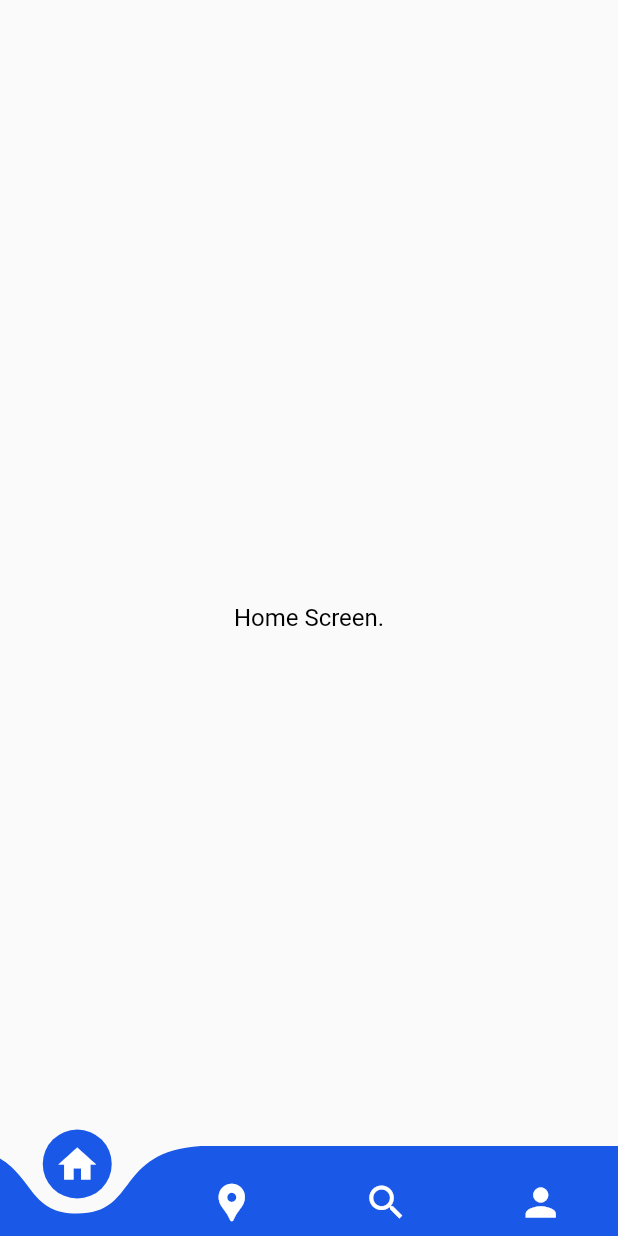
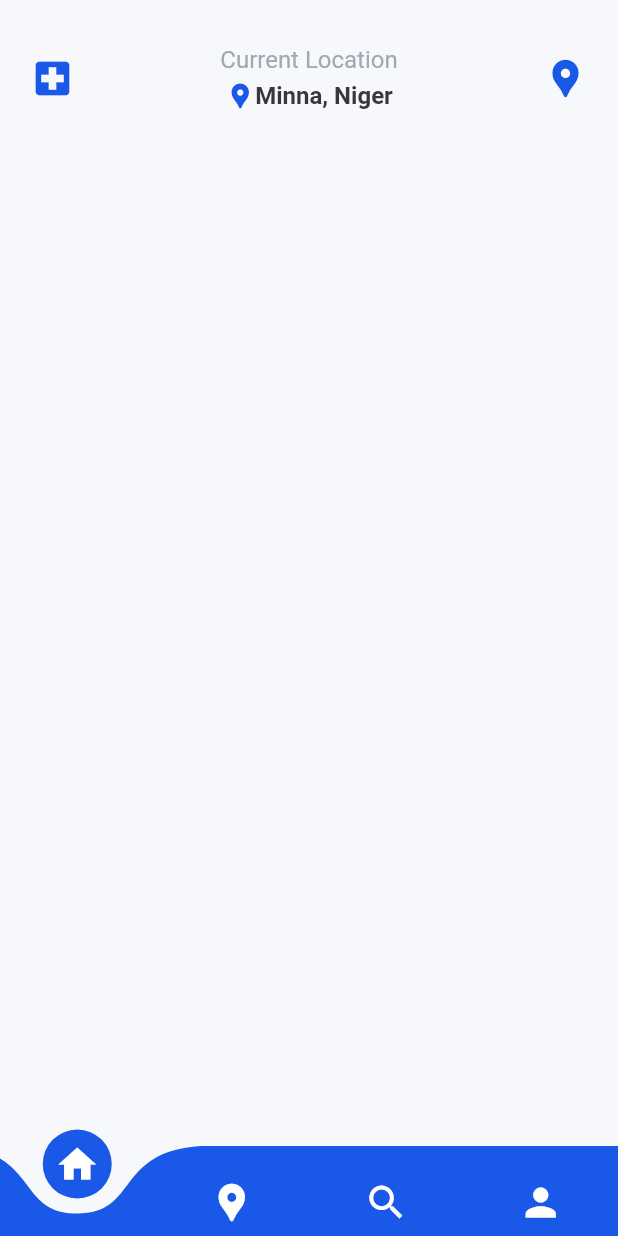
Before and after one commit to tjava/closest_hospital, a Flutter app: the screen it shows after launch, on a phone screen of 412 x 824 dp. Run offline on Flutter 3.47's test engine with Material 2 defaults, Android fonts, the phone set to English and light mode, and no system bars; drawn by our look-alikes of curved_navigation_bar; our stand-ins replace flutter_svg, get.

Commit message:
refactor the route

```diff
--- a/lib/controllers/navigation_controller.dart
+++ b/lib/controllers/navigation_controller.dart
@@ -1,21 +1,10 @@
 import 'package:get/get.dart';
 
 class NavigationController extends GetxController {
-  RxInt _indexScreen = 0.obs;
+  final RxInt _indexScreen = 0.obs;
   RxInt get indexScreen => _indexScreen;
 
-  Future changeScreen(screen) async {
-    switch (screen) {
-      case 0:
-        return await Get.toNamed('/');
-      case 1:
-        return await Get.toNamed('/closestHospital');
-      case 2:
-        return await Get.toNamed('/stateHospital');
-      case 3:
-        return await Get.toNamed('/aboutUs');
-      default:
-        return await Get.toNamed('/');
-    }
+  void changeScreen(screen) {
+    _indexScreen.value = screen;
   }
 }
--- /dev/null
+++ b/lib/layout.dart
@@ -0,0 +1,31 @@
+import 'package:closest_hospital/controllers/navigation_controller.dart';
+import 'package:closest_hospital/screens/about_us_screen.dart';
+import 'package:closest_hospital/screens/closest_hospitals_screen.dart';
+import 'package:closest_hospital/screens/home_screen.dart';
+import 'package:closest_hospital/screens/state_hospitals_screen.dart';
+import 'package:closest_hospital/widget/navigation_bar.dart';
+import 'package:flutter/material.dart';
+import 'package:get/get.dart';
+
+class Layout extends StatelessWidget {
+  // const Layout({ Key? key }) : super(key: key);
+
+  final Screens = <Widget>[
+    const HomeScreen(),
+    const ClosestHospitalSceen(),
+    const StateHospitalsScreen(),
+    const AboutUsScreen()
+  ];
+
+  @override
+  Widget build(BuildContext context) {
+    NavigationController navigationController = Get.find();
+    return Obx(
+      () => Scaffold(
+        extendBody: true,
+        body: Screens[navigationController.indexScreen.value],
+        bottomNavigationBar: const NavigationBar(),
+      ),
+    );
+  }
+}
--- a/lib/main.dart
+++ b/lib/main.dart
@@ -1,8 +1,6 @@
 import 'package:closest_hospital/constants/init_dependencies.dart';
-import 'package:closest_hospital/screens/about_us_screen.dart';
-import 'package:closest_hospital/screens/closest_hospitals_screen.dart';
-import 'package:closest_hospital/screens/home_screen.dart';
-import 'package:closest_hospital/screens/state_hospitals_screen.dart';
+import 'package:closest_hospital/layout.dart';
+import 'package:closest_hospital/screens/single_hospital_screen.dart';
 import 'package:flutter/material.dart';
 import 'package:get/get.dart';
 
@@ -24,14 +22,10 @@ class MyApp extends StatelessWidget {
       ),
       initialRoute: '/',
       getPages: [
-        GetPage(name: '/', page: () => const HomeScreen()),
+        GetPage(name: '/', page: () => Layout()),
         GetPage(
-            name: '/closestHospital', page: () => const ClosestHospitalSceen()),
-        GetPage(
-            name: '/stateHospital', page: () => const StateHospitalsScreen()),
-        GetPage(name: '/aboutUs', page: () => const AboutUsScreen()),
+            name: '/singleHospital', page: () => const SingleHospitalScreen()),
       ],
-      // home: const HomeScreen(),
     );
   }
 }
--- a/lib/screens/about_us_screen.dart
+++ b/lib/screens/about_us_screen.dart
@@ -1,6 +1,5 @@
 import 'package:closest_hospital/constants/colors.dart';
 import 'package:closest_hospital/widget/custom_text.dart';
-import 'package:closest_hospital/widget/navigation_bar.dart';
 import 'package:flutter/material.dart';
 
 class AboutUsScreen extends StatelessWidget {
@@ -14,7 +13,6 @@ class AboutUsScreen extends StatelessWidget {
           child: CustomText(text: "About Us Screen."),
         ),
       ),
-      bottomNavigationBar: NavigationBar(),
     );
   }
 }
--- a/lib/screens/closest_hospitals_screen.dart
+++ b/lib/screens/closest_hospitals_screen.dart
@@ -1,6 +1,5 @@
 import 'package:closest_hospital/constants/colors.dart';
 import 'package:closest_hospital/widget/custom_text.dart';
-import 'package:closest_hospital/widget/navigation_bar.dart';
 import 'package:flutter/material.dart';
 
 class ClosestHospitalSceen extends StatelessWidget {
@@ -14,7 +13,6 @@ class ClosestHospitalSceen extends StatelessWidget {
           child: CustomText(text: "Closest Hospital Screen."),
         ),
       ),
-      bottomNavigationBar: NavigationBar(),
     );
   }
 }
--- a/lib/screens/home_screen.dart
+++ b/lib/screens/home_screen.dart
@@ -1,6 +1,5 @@
 import 'package:closest_hospital/constants/colors.dart';
 import 'package:closest_hospital/controllers/navigation_controller.dart';
-import 'package:closest_hospital/widget/navigation_bar.dart';
 import 'package:closest_hospital/widget/custom_text.dart';
 import 'package:flutter/material.dart';
 import 'package:get/get.dart';
@@ -12,13 +11,58 @@ class HomeScreen extends StatelessWidget {
   Widget build(BuildContext context) {
     NavigationController navigationController = Get.find();
     return Scaffold(
-      extendBody: true,
-      body: Container(
-        child: const Center(
-          child: CustomText(text: "Home Screen."),
-        ),
+      backgroundColor: light,
+      body: ListView(
+        children: [
+          Padding(
+            padding:
+                const EdgeInsets.symmetric(horizontal: 20.0, vertical: 30.0),
+            child: Row(
+              mainAxisAlignment: MainAxisAlignment.spaceBetween,
+              children: [
+                Icon(
+                  Icons.local_hospital,
+                  size: 30,
+                  color: blue,
+                ),
+                Column(
+                  children: [
+                    CustomText(
+                      text: 'Current Location',
+                      size: 16,
+                      color: lightGrey,
+                    ),
+                    SizedBox(height: 5),
+                    Row(
+                      children: [
+                        Icon(
+                          Icons.location_pin,
+                          size: 20,
+                          color: blue,
+                        ),
+                        CustomText(
+                          text: 'Minna, Niger',
+                          size: 16,
+                          color: dark,
+                          weight: FontWeight.bold,
+                        ),
+                      ],
+                    )
+                  ],
+                ),
+                Icon(
+                  Icons.location_pin,
+                  size: 30,
+                  color: blue,
+                ),
+              ],
+            ),
+          ),
+          Stack(
+            children: [Container()],
+          )
+        ],
       ),
-      bottomNavigationBar: NavigationBar(),
     );
   }
 }
--- /dev/null
+++ b/lib/screens/single_hospital_screen.dart
@@ -0,0 +1,10 @@
+import 'package:flutter/material.dart';
+
+class SingleHospitalScreen extends StatelessWidget {
+  const SingleHospitalScreen({Key? key}) : super(key: key);
+
+  @override
+  Widget build(BuildContext context) {
+    return Container();
+  }
+}
--- a/lib/screens/state_hospitals_screen.dart
+++ b/lib/screens/state_hospitals_screen.dart
@@ -2,7 +2,6 @@ import 'package:closest_hospital/constants/colors.dart';
 import 'package:closest_hospital/data/data.dart';
 import 'package:closest_hospital/models/state_hospitals.dart';
 import 'package:closest_hospital/widget/custom_text.dart';
-import 'package:closest_hospital/widget/navigation_bar.dart';
 import 'package:flutter/material.dart';
 import 'package:flutter_svg/flutter_svg.dart';
 
@@ -121,7 +120,6 @@ class _StateHospitalsScreenState extends State<StateHospitalsScreen> {
           )
         ],
       ),
-      bottomNavigationBar: NavigationBar(),
     );
   }
 }
--- a/lib/widget/navigation_bar.dart
+++ b/lib/widget/navigation_bar.dart
@@ -6,17 +6,16 @@ import 'package:get/get.dart';
 
 class NavigationBar extends StatelessWidget {
   const NavigationBar({Key? key}) : super(key: key);
-  // int index = 0;
 
   @override
   Widget build(BuildContext context) {
     NavigationController navigationController = Get.find();
 
     final items = <Widget>[
-      Icon(Icons.home, size: 30, color: Colors.white),
-      Icon(Icons.location_pin, size: 30, color: Colors.white),
-      Icon(Icons.search, size: 30, color: Colors.white),
-      Icon(Icons.person, size: 30, color: Colors.white),
+      const Icon(Icons.home, size: 30, color: Colors.white),
+      const Icon(Icons.location_pin, size: 30, color: Colors.white),
+      const Icon(Icons.search, size: 30, color: Colors.white),
+      const Icon(Icons.person, size: 30, color: Colors.white),
     ];
 
     return Obx(
@@ -27,7 +26,7 @@ class NavigationBar extends StatelessWidget {
         color: blue,
         backgroundColor: Colors.transparent,
         animationCurve: Curves.easeInOut,
-        animationDuration: Duration(milliseconds: 500),
+        animationDuration: const Duration(milliseconds: 300),
         onTap: (screen) => navigationController.changeScreen(screen),
       ),
     );
```
Also changed, not shown: assets/images/card.jpg (added), assets/images/figure.png (added).
